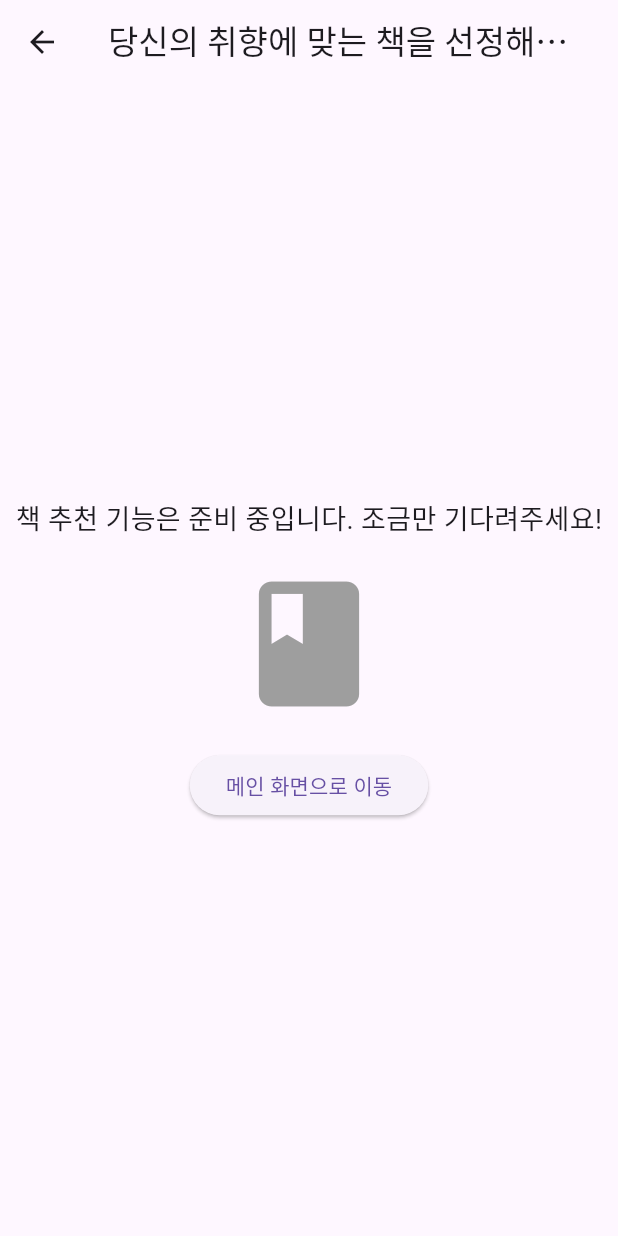
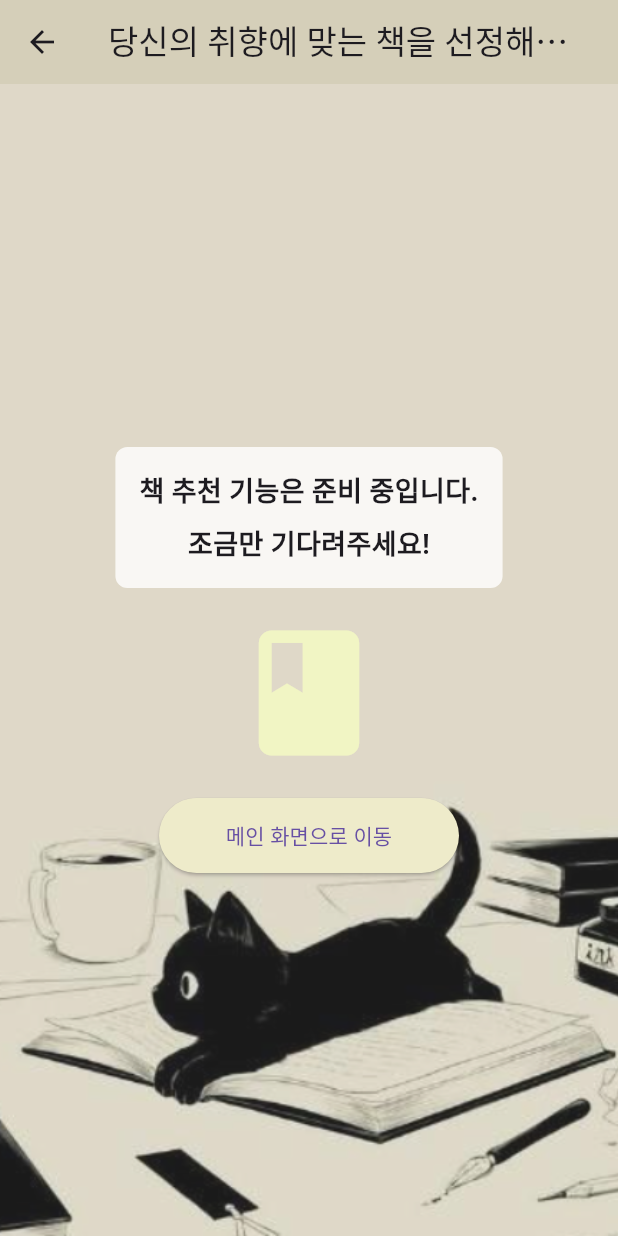
Before and after one commit to heeya8977/my_first_app, a Flutter app: the BookRecommendationScreen screen opened directly, on a phone screen of 412 x 824 dp. Run offline on Flutter 3.47's test engine with Material 3 defaults, Android fonts, the phone set to English and light mode, and no system bars; our stand-ins replace image_picker, shared_preferences; accounts and stored records are empty.

Commit message:
배경 수정 및 디자인 변경중

```diff
--- a/lib/screens/book_recommendation_screen.dart
+++ b/lib/screens/book_recommendation_screen.dart
@@ -2,31 +2,69 @@ import 'package:flutter/material.dart';
 import 'package:my_first_app/screens/main_screen.dart';
 
 
+// BookRecommendationScreen 위젯 정의
 class BookRecommendationScreen extends StatelessWidget {
   @override
   Widget build(BuildContext context) {
     return Scaffold(
+      // AppBar 설정
       appBar: AppBar(
         title: Text('당신의 취향에 맞는 책을 선정해봤어요!'),
+        backgroundColor: const Color.fromARGB(255, 213, 207, 185),
       ),
-      body: Center(
+      // 본문 내용
+      body: Container(
+        // 배경 이미지 설정
+        decoration: BoxDecoration(
+          image: DecorationImage(
+            image: AssetImage('assets/flutter003.png'),
+            fit: BoxFit.cover,
+            colorFilter: ColorFilter.mode(
+              Colors.white.withOpacity(0.1),
+              BlendMode.lighten,
+            ),
+          ),
+        ),
+        // 내용을 중앙에 배치
+        child: Center(
           child: Column(
             mainAxisAlignment: MainAxisAlignment.center,
             children: [
+              // 안내 메시지
+              Container(
+                padding: EdgeInsets.all(16),
+                decoration: BoxDecoration(
+                  color: Colors.white.withOpacity(0.8),
+                  borderRadius: BorderRadius.circular(8),
+                ),
+                child: Column(
+    children: [
       Text(
-              '책 추천 기능은 준비 중입니다. 조금만 기다려주세요!',
+        '책 추천 기능은 준비 중입니다.',
         textAlign: TextAlign.center,
-              style: TextStyle(fontSize: 18),
+        style: TextStyle(fontSize: 18, fontWeight: FontWeight.bold),
+      ),
+      SizedBox(height: 8), // 두 문장 사이에 간격 추가
+      Text(
+        '조금만 기다려주세요!',
+        textAlign: TextAlign.center,
+        style: TextStyle(fontSize: 18, fontWeight: FontWeight.bold),
+      ),
+    ],
+  ),
 ),
               SizedBox(height: 20),
+              // 책 아이콘
               Icon(
                 Icons.book,
                 size: 100,
-              color: Colors.grey,
+                color: const Color.fromARGB(255, 241, 245, 196),
               ),
               SizedBox(height: 20),
+              // 메인 화면으로 이동하는 버튼
               ElevatedButton(
                 onPressed: () {
+                  // 모든 이전 화면을 제거하고 메인 화면으로 이동
                   Navigator.pushAndRemoveUntil(
                     context,
                     MaterialPageRoute(builder: (context) => MainScreen()),
@@ -34,8 +72,13 @@ class BookRecommendationScreen extends StatelessWidget {
                   );
                 },
                 child: Text('메인 화면으로 이동'),
+                style: ElevatedButton.styleFrom(
+                  backgroundColor: const Color.fromARGB(255, 238, 235, 202),
+                  minimumSize: Size(200, 50),
+                ),
               ),
             ],
+          ),
         ),
       ),
     );
```
Also changed, not shown: lib/main.dart (+7 -2 lines), lib/screens/book_goal_screen.dart (+32 -9 lines), lib/screens/genre_selection_screen.dart (+31 -3 lines). Lines whose indentation alone changed are shown as unchanged.
